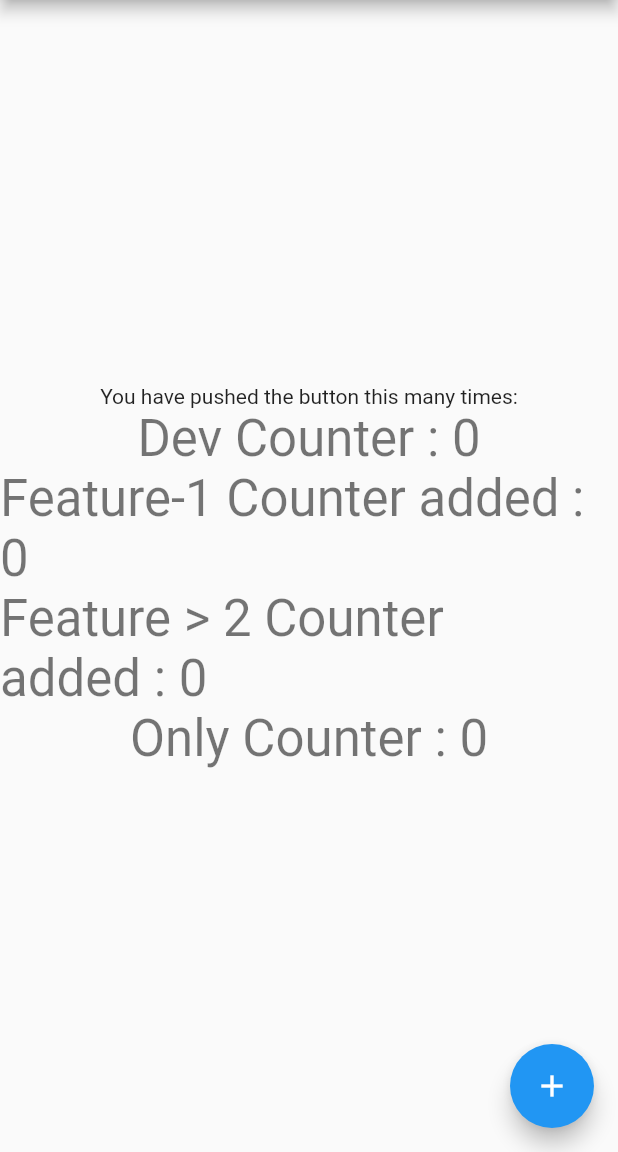
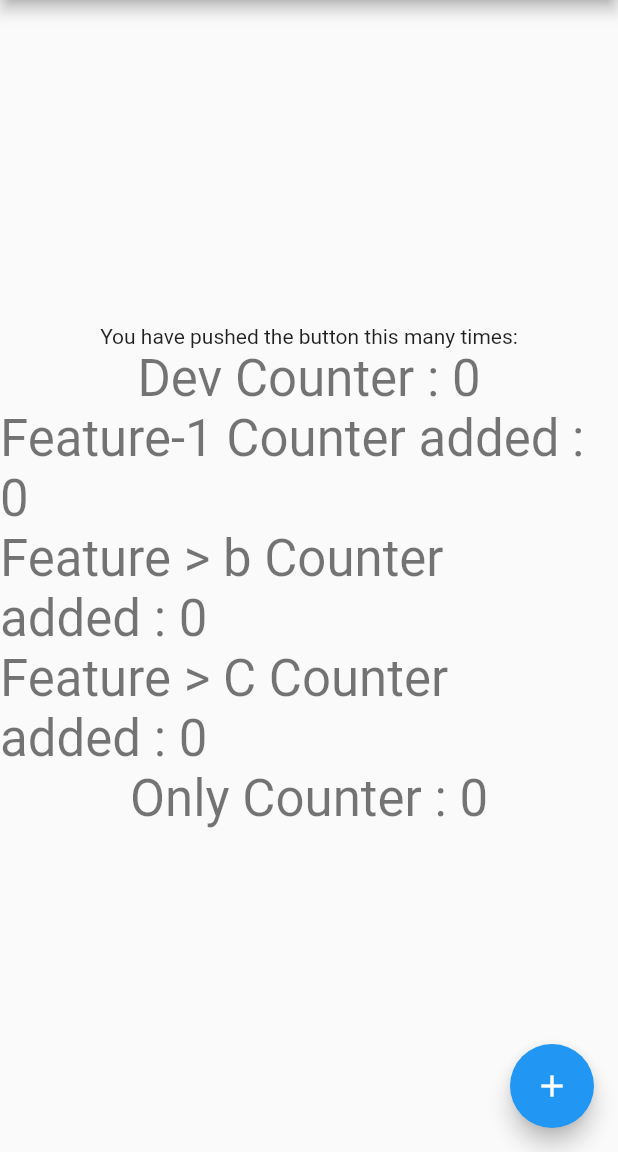
Before and after one commit to nikunjCRC/multidev, a Flutter app: the screen it shows after launch, on a phone screen of 412 x 824 dp, the part 84-1236 px from its top. Run offline on Flutter 3.47's test engine with Material 2 defaults, Android fonts, the phone set to English and light mode, and no system bars.

Commit message:
Feature C added

```diff
--- a/lib/main.dart
+++ b/lib/main.dart
@@ -107,7 +107,11 @@ class _MyHomePageState extends State<MyHomePage> {
               style: Theme.of(context).textTheme.headlineMedium,
             ),
             Text(
-              'Feature > 2 Counter added : $_counter',
+              'Feature > b Counter added : $_counter',
+              style: Theme.of(context).textTheme.headlineMedium,
+            ),
+            Text(
+              'Feature > C Counter added : $_counter',
               style: Theme.of(context).textTheme.headlineMedium,
             ),
             Text(
```
